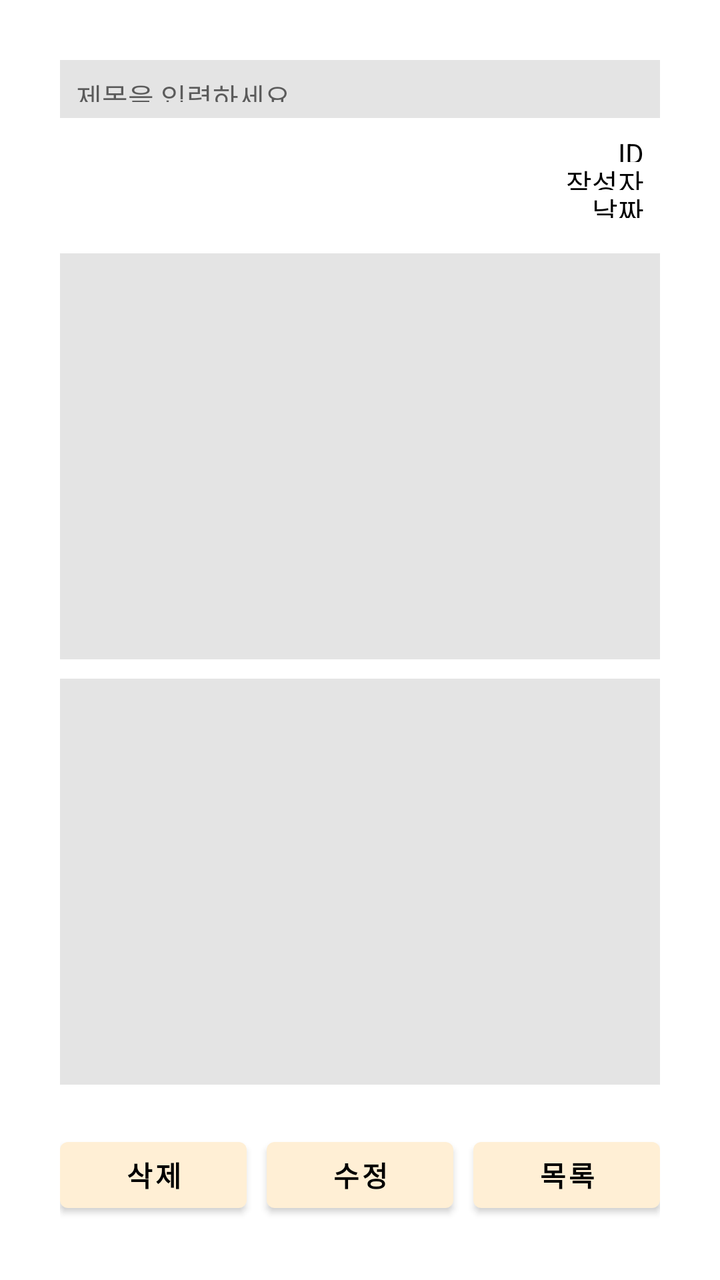
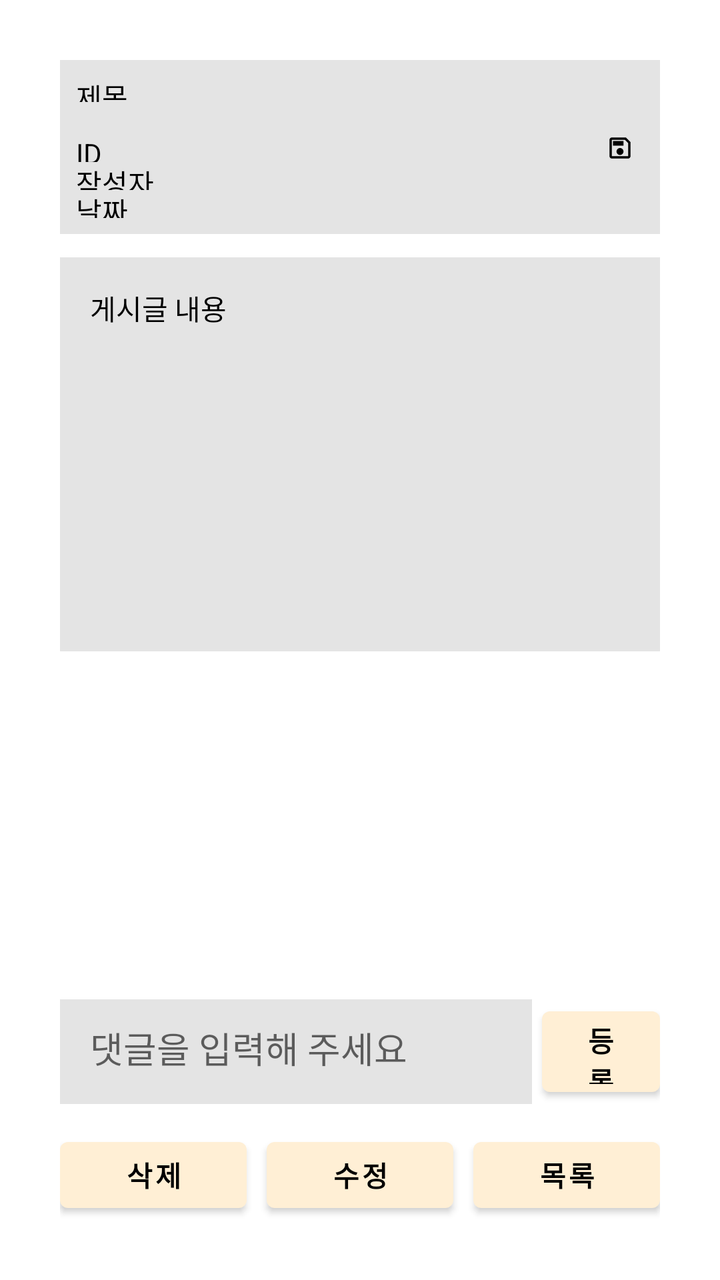

Before-and-after screenshots of an Android layout around one commit, followed by the original layout XML and the change that was made.
<!-- AndroidManifest.xml: application theme Theme.ReportView_003 -->
<!-- res/layout/qna_detail_main.xml -->
<?xml version="1.0" encoding="utf-8"?>
<androidx.constraintlayout.widget.ConstraintLayout xmlns:android="http://schemas.android.com/apk/res/android"
    android:layout_width="match_parent"
    android:layout_height="match_parent"
    android:padding="30dp"
    xmlns:app="http://schemas.android.com/apk/res-auto">

    
    <TextView
        android:id="@+id/qna_title"
        android:layout_width="0dp"
        android:layout_height="0dp"
        app:layout_constraintHeight_percent="0.05"
        android:hint="제목을 입력하세요"
        android:background="?attr/colorSecondary"
        app:layout_constraintStart_toStartOf="parent"
        app:layout_constraintEnd_toEndOf="parent"
        app:layout_constraintTop_toTopOf="parent"
        android:padding="8dp" />

    
    <LinearLayout
        android:id="@+id/qna_info_box"
        android:layout_width="0dp"
        android:layout_height="0dp"
        app:layout_constraintHeight_percent="0.1"
        android:orientation="vertical"
        app:layout_constraintStart_toStartOf="parent"
        app:layout_constraintEnd_toEndOf="parent"
        app:layout_constraintTop_toBottomOf="@id/qna_title"
        android:padding="8dp"
        >

        <TextView
            android:id="@+id/qna_id"
            android:layout_width="match_parent"
            android:layout_weight="1"
            android:layout_height="0dp"
            android:text="ID"
            android:gravity="end"
            android:textSize="14sp" />

        <TextView
            android:id="@+id/qna_user"
            android:layout_width="match_parent"
            android:layout_weight="1"
            android:layout_height="0dp"
            android:text="작성자"
            android:gravity="end"
            android:textSize="14sp" />

        <TextView
            android:id="@+id/qna_date"
            android:layout_width="match_parent"
            android:layout_weight="1"
            android:layout_height="0dp"
            android:text="날짜"
            android:gravity="end"
            android:textSize="14sp" />
    </LinearLayout>

    
    <TextView
        android:id="@+id/qna_input_text"
        android:layout_width="0dp"
        android:layout_height="0dp"
        app:layout_constraintHeight_percent="0.35"
        android:gravity="top"
        android:padding="15dp"
        android:background="?attr/colorSecondary"
        app:layout_constraintStart_toStartOf="parent"
        app:layout_constraintEnd_toEndOf="parent"
        app:layout_constraintTop_toBottomOf="@id/qna_info_box"
        app:layout_constraintBottom_toTopOf="@id/qna_comment" />

    <TextView
        android:id="@+id/qna_comment"
        android:layout_width="0dp"
        android:layout_height="0dp"
        app:layout_constraintHeight_percent="0.35"
        android:gravity="top"
        android:padding="15dp"
        android:background="?attr/colorSecondary"
        app:layout_constraintStart_toStartOf="parent"
        app:layout_constraintEnd_toEndOf="parent"
        app:layout_constraintTop_toBottomOf="@id/qna_input_text"
        app:layout_constraintBottom_toTopOf="@id/qna_button_box" />

    
    <LinearLayout
        android:id="@+id/qna_button_box"
        android:layout_width="0dp"
        android:layout_height="0dp"
        app:layout_constraintHeight_percent="0.1"
        android:orientation="horizontal"
        android:paddingTop="13dp"
        app:layout_constraintStart_toStartOf="parent"
        app:layout_constraintEnd_toEndOf="parent"
        app:layout_constraintBottom_toBottomOf="parent">

        <Button
            android:id="@+id/qna_delete_button"
            android:layout_width="0dp"
            android:layout_weight="1"
            android:layout_height="wrap_content"
            android:layout_marginEnd="5dp"
            android:textStyle="bold"
            android:textColor="?attr/colorOnSecondary"
            android:text="삭제" />

        <Button
            android:id="@+id/qna_edit_button"
            android:layout_width="0dp"
            android:layout_weight="1"
            android:layout_height="wrap_content"
            android:layout_marginEnd="5dp"
            android:layout_marginStart="5dp"
            android:textStyle="bold"
            android:textColor="?attr/colorOnSecondary"
            android:text="수정" />

        <Button
            android:id="@+id/qna_list_button"
            android:layout_width="0dp"
            android:layout_weight="1"
            android:layout_height="wrap_content"
            android:layout_marginStart="5dp"
            android:textStyle="bold"
            android:textColor="?attr/colorOnSecondary"
            android:text="목록" />
    </LinearLayout>

</androidx.constraintlayout.widget.ConstraintLayout>
<!-- resources referenced by this layout -->
<resources>
  <style name="Theme.ReportView_003" parent="Theme.MaterialComponents.DayNight.NoActionBar">
          
          <item name="colorPrimary">@color/bg_color</item>
          <item name="colorPrimaryVariant">@color/bg_color</item>
          <item name="colorOnPrimary">@color/black</item>
          
          <item name="colorSecondary">#E4E4E4</item>
          <item name="colorSecondaryVariant">#D1D1D1</item>
          <item name="colorOnSecondary">@color/black</item>
          
          <item name="android:statusBarColor">?attr/colorPrimaryVariant</item>
          
          
          <item name="android:textColor">@color/black</item>
          <item name="android:textColorPrimary">@color/black</item>
          <item name="android:textColorSecondary">@color/black</item>
  
          
          <item name="android:navigationBarColor">@color/bg_color</item>
          <item name="android:tint">@color/black</item>
      </style>
  <color name="bg_color">#FFEFD5</color>"
  <color name="black">#FF000000</color>
</resources>

<!-- the commit's change to res/layout/qna_detail_main.xml (unified diff, before → after) -->
@@ -1,9 +1,10 @@
 <?xml version="1.0" encoding="utf-8"?>
-<androidx.constraintlayout.widget.ConstraintLayout xmlns:android="http://schemas.android.com/apk/res/android"
+<androidx.constraintlayout.widget.ConstraintLayout
+    xmlns:android="http://schemas.android.com/apk/res/android"
+    xmlns:app="http://schemas.android.com/apk/res-auto"
     android:layout_width="match_parent"
     android:layout_height="match_parent"
-    android:padding="30dp"
-    xmlns:app="http://schemas.android.com/apk/res-auto">
+    android:padding="30dp">
 
     
     <TextView
@@ -11,7 +12,7 @@
         android:layout_width="0dp"
         android:layout_height="0dp"
         app:layout_constraintHeight_percent="0.05"
-        android:hint="제목을 입력하세요"
+        android:text="제목"
         android:background="?attr/colorSecondary"
         app:layout_constraintStart_toStartOf="parent"
         app:layout_constraintEnd_toEndOf="parent"
@@ -28,34 +29,54 @@
         app:layout_constraintStart_toStartOf="parent"
         app:layout_constraintEnd_toEndOf="parent"
         app:layout_constraintTop_toBottomOf="@id/qna_title"
-        android:padding="8dp"
-        >
+        android:background="?attr/colorSecondary"
+        android:padding="8dp" >
 
-        <TextView
-            android:id="@+id/qna_id"
+
+        
+        <LinearLayout
+            android:id="@+id/qna_id_box"
             android:layout_width="match_parent"
+            android:layout_height="0dp"
             android:layout_weight="1"
-            android:layout_height="0dp"
-            android:text="ID"
-            android:gravity="end"
-            android:textSize="14sp" />
+            android:orientation="horizontal"
+            android:gravity="center_vertical">
 
-        <TextView
-            android:id="@+id/qna_user"
-            android:layout_width="match_parent"
-            android:layout_weight="1"
-            android:layout_height="0dp"
-            android:text="작성자"
-            android:gravity="end"
-            android:textSize="14sp" />
+            
+            <TextView
+                android:id="@+id/qna_id"
+                android:layout_width="0dp"
+                android:layout_height="match_parent"
+                android:layout_weight="1"
+                android:text="ID"
+                android:gravity="start"
+                android:textSize="14sp" />
 
+            
+            <ImageView
+                android:id="@+id/qna_file_download"
+                android:layout_width="wrap_content"
+                android:layout_height="wrap_content"
+                android:src="@drawable/file_download"
+                android:contentDescription="파일 다운로드" />
+        </LinearLayout>
+
+            <TextView
+                android:id="@+id/qna_user"
+                android:layout_width="match_parent"
+                android:layout_height="0dp"
+                android:layout_weight="1"
+                android:text="작성자"
+                android:gravity="start"
+                android:textSize="14sp" />
+        
         <TextView
             android:id="@+id/qna_date"
             android:layout_width="match_parent"
+            android:layout_height="0dp"
             android:layout_weight="1"
-            android:layout_height="0dp"
             android:text="날짜"
-            android:gravity="end"
+            android:gravity="start"
             android:textSize="14sp" />
     </LinearLayout>
 
@@ -64,27 +85,58 @@
         android:id="@+id/qna_input_text"
         android:layout_width="0dp"
         android:layout_height="0dp"
-        app:layout_constraintHeight_percent="0.35"
+        app:layout_constraintHeight_percent="0.34"
         android:gravity="top"
         android:padding="15dp"
         android:background="?attr/colorSecondary"
         app:layout_constraintStart_toStartOf="parent"
         app:layout_constraintEnd_toEndOf="parent"
         app:layout_constraintTop_toBottomOf="@id/qna_info_box"
-        app:layout_constraintBottom_toTopOf="@id/qna_comment" />
+        app:layout_constraintBottom_toTopOf="@id/qna_comment_box"
+        android:text="게시글 내용"/>
 
-    <TextView
+    
+    <ListView
         android:id="@+id/qna_comment"
         android:layout_width="0dp"
         android:layout_height="0dp"
-        app:layout_constraintHeight_percent="0.35"
-        android:gravity="top"
-        android:padding="15dp"
-        android:background="?attr/colorSecondary"
+        app:layout_constraintHeight_percent="0.3"
         app:layout_constraintStart_toStartOf="parent"
         app:layout_constraintEnd_toEndOf="parent"
         app:layout_constraintTop_toBottomOf="@id/qna_input_text"
-        app:layout_constraintBottom_toTopOf="@id/qna_button_box" />
+        app:layout_constraintBottom_toTopOf="@id/qna_comment_box" />
+
+    
+    <LinearLayout
+        android:id="@+id/qna_comment_box"
+        android:layout_width="0dp"
+        android:layout_height="0dp"
+        app:layout_constraintHeight_percent="0.09"
+        app:layout_constraintTop_toBottomOf="@id/qna_comment"
+        app:layout_constraintBottom_toTopOf="@id/qna_button_box"
+        app:layout_constraintStart_toStartOf="parent"
+        app:layout_constraintEnd_toEndOf="parent"
+        android:orientation="horizontal">
+
+        <EditText
+            android:id="@+id/qna_comment_input"
+            android:layout_width="0dp"
+            android:layout_weight="0.8"
+            android:layout_height="match_parent"
+            android:hint="댓글을 입력해 주세요"
+            android:background="?attr/colorSecondary"
+            android:padding="15dp"
+            android:layout_marginEnd="5dp"/>
+
+        <Button
+            android:id="@+id/qna_comment_button"
+            android:layout_width="0dp"
+            android:layout_height="match_parent"
+            android:layout_weight="0.2"
+            android:text="등록"
+            android:textStyle="bold"
+            android:textColor="?attr/colorOnSecondary"/>
+    </LinearLayout>
 
     
     <LinearLayout
<!-- resource entries referenced after the edit -->
@@ -1,5 +1,15 @@
 <!-- resources referenced by this layout -->
 <resources>
+  <!-- drawable file_download (drawable) -->
+  <vector xmlns:android="http://schemas.android.com/apk/res/android"
+      android:width="24dp"
+      android:height="24dp"
+      android:viewportWidth="960"
+      android:viewportHeight="960">
+    <path
+        android:pathData="M840,280v480q0,33 -23.5,56.5T760,840L200,840q-33,0 -56.5,-23.5T120,760v-560q0,-33 23.5,-56.5T200,120h480l160,160ZM760,314L646,200L200,200v560h560v-446ZM480,720q50,0 85,-35t35,-85q0,-50 -35,-85t-85,-35q-50,0 -85,35t-35,85q0,50 35,85t85,35ZM240,400h360v-160L240,240v160ZM200,314v446,-560 114Z"
+        android:fillColor="#000000"/>
+  </vector>
   <style name="Theme.ReportView_003" parent="Theme.MaterialComponents.DayNight.NoActionBar">
           
           <item name="colorPrimary">@color/bg_color</item>
